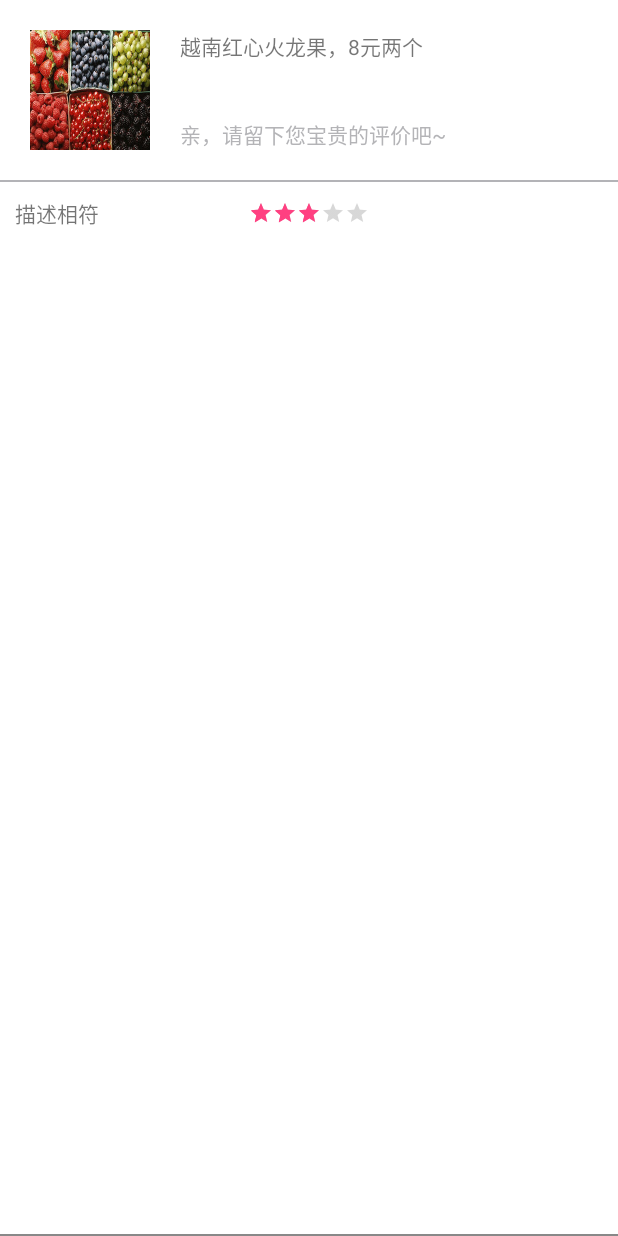
After one commit to shirongmiao/YiXianUser, an Android app: the layout pinglun_item.xml on its own in the app's theme, with its tools: preview values and no code run, on a phone screen of 412 x 824 dp. The commit adds this screen. Run offline under Robolectric (Android 15) with nearby library versions, the phone set to English and light mode, and no system bars.

Commit message:
评论 2016-9-6
评论模块界面原型编写完成

```diff
--- a/app/src/main/AndroidManifest.xml
+++ b/app/src/main/AndroidManifest.xml
@@ -318,6 +318,7 @@
         <activity android:name=".Group.GroupSubmitOrder" />
         <activity android:name=".Group.GroupOrderDetail" />
         <activity android:name=".Group.GroupDetail"></activity>
+        <activity android:name=".FragmentOrder.PingLun"></activity>
     </application>
 
 </manifest>
--- /dev/null
+++ b/app/src/main/res/layout/pinglun_item.xml
@@ -0,0 +1,72 @@
+<?xml version="1.0" encoding="utf-8"?>
+<RelativeLayout xmlns:android="http://schemas.android.com/apk/res/android"
+    android:layout_width="match_parent"
+    android:layout_height="wrap_content">
+
+    <ImageView
+        android:id="@+id/pinglun_item_image"
+        android:layout_width="80dp"
+        android:layout_height="80dp"
+        android:layout_alignParentLeft="true"
+        android:layout_alignParentTop="true"
+        android:layout_margin="20dp"
+        android:scaleType="fitXY"
+        android:src="@drawable/testa" />
+
+    <TextView
+        android:id="@+id/pinglun_item_describe"
+        android:layout_width="wrap_content"
+        android:layout_height="wrap_content"
+        android:layout_alignTop="@id/pinglun_item_image"
+        android:layout_marginRight="20dp"
+        android:layout_toRightOf="@id/pinglun_item_image"
+        android:ellipsize="end"
+        android:lines="1"
+        android:text="越南红心火龙果，8元两个" />
+
+    <TextView
+        android:id="@+id/pinglun_item_pinglunstr"
+        android:layout_width="wrap_content"
+        android:layout_height="wrap_content"
+        android:layout_alignBottom="@id/pinglun_item_image"
+        android:layout_toRightOf="@id/pinglun_item_image"
+        android:text="亲，请留下您宝贵的评价吧~"
+        android:textColor="@color/car_grey" />
+
+    <View
+        android:id="@+id/divider"
+        android:layout_width="match_parent"
+        android:layout_height="1dp"
+        android:layout_below="@id/pinglun_item_image"
+        android:background="@color/car_grey"></View>
+
+    <RelativeLayout
+        android:layout_width="match_parent"
+        android:layout_height="wrap_content"
+        android:layout_below="@id/divider"
+        android:layout_margin="10dp">
+
+        <TextView
+            android:layout_width="wrap_content"
+            android:layout_height="wrap_content"
+            android:layout_alignParentLeft="true"
+            android:text="描述相符" />
+
+        <RatingBar
+            android:id="@+id/pinglun_item_rating"
+            style="?android:attr/ratingBarStyleSmall"
+            android:layout_width="wrap_content"
+            android:layout_height="wrap_content"
+            android:layout_centerInParent="true"
+            android:isIndicator="false"
+            android:rating="3"
+            android:stepSize="1" />
+
+    </RelativeLayout>
+
+    <View
+        android:layout_width="match_parent"
+        android:layout_height="1dp"
+        android:layout_alignParentBottom="true"
+        android:background="#888888"></View>
+</RelativeLayout>
--- a/build.gradle
+++ b/build.gradle
@@ -5,7 +5,7 @@ buildscript {
         jcenter()
     }
     dependencies {
-        classpath 'com.android.tools.build:gradle:2.0.0'
+        classpath 'com.android.tools.build:gradle:2.1.3'
 
         // NOTE: Do not place your application dependencies here; they belong
         // in the individual module build.gradle files
```
Also changed, not shown: app/src/main/java/com/example/lfy/myapplication/FragmentOrder/PingLun.java (+73 -1 lines), app/src/main/java/com/example/lfy/myapplication/Group/GroupMainActivity.java (+8 -0 lines), app/src/main/res/layout/pinglun.xml (+128 -2 lines), gradle/wrapper/gradle-wrapper.properties.
